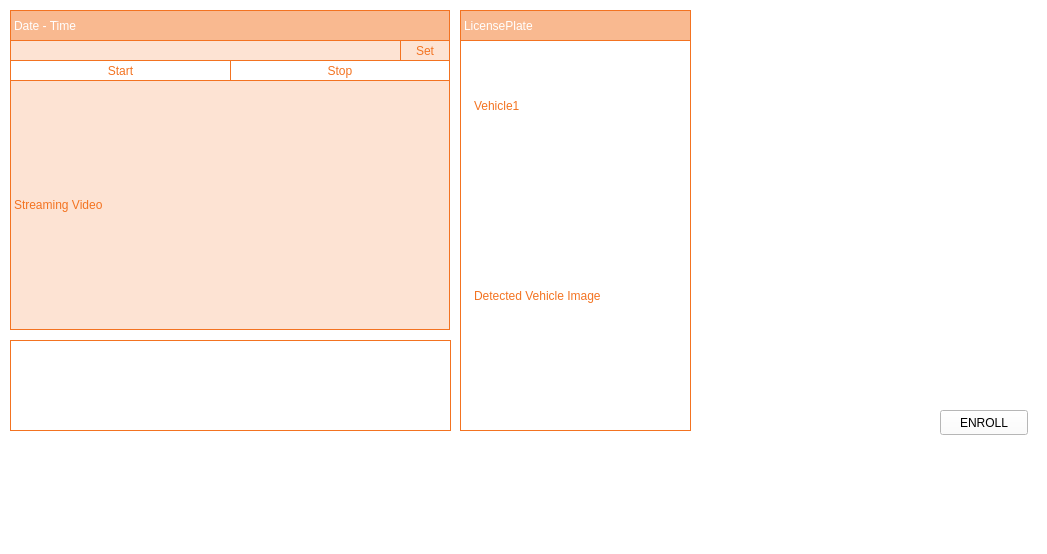
Before: the Qt Designer form cctv_36/src/ui/streaming.ui in VEDA-ThirtySix/PAMS-client, drawn with Qt 5.
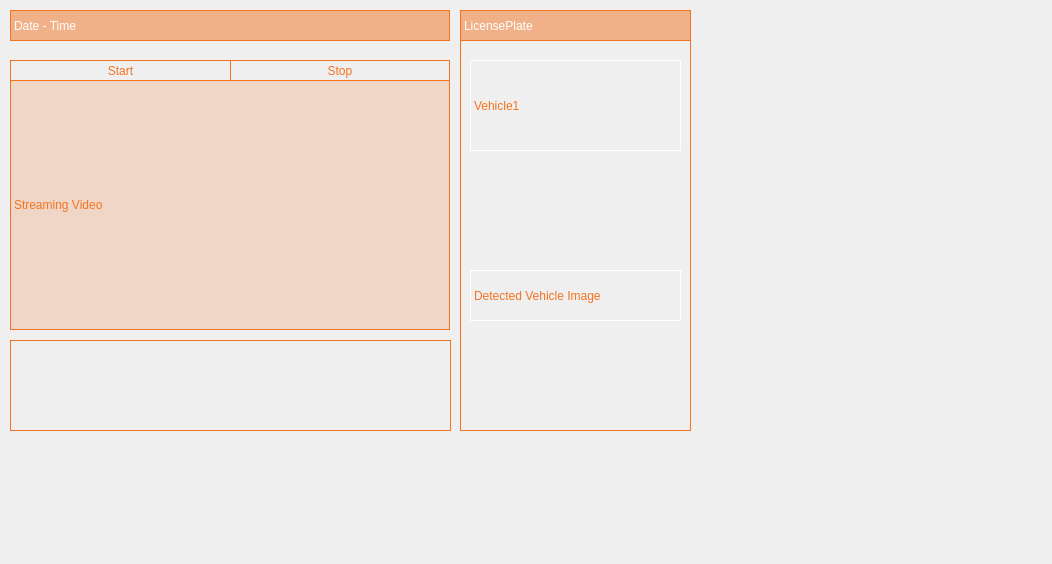
After: the same form once the commit is applied.

Diff of the .ui file:
```diff
--- a/cctv_36/src/ui/streaming.ui
+++ b/cctv_36/src/ui/streaming.ui
@@ -6,29 +6,13 @@
    <rect>
     <x>0</x>
     <y>0</y>
-    <width>1047</width>
-    <height>554</height>
+    <width>1052</width>
+    <height>564</height>
    </rect>
   </property>
   <property name="windowTitle">
    <string>Form</string>
   </property>
-  <property name="styleSheet">
-   <string notr="true">background-color: rgb(255, 255, 255);</string>
-  </property>
-  <widget class="QPushButton" name="pushButton_enroll">
-   <property name="geometry">
-    <rect>
-     <x>940</x>
-     <y>410</y>
-     <width>88</width>
-     <height>25</height>
-    </rect>
-   </property>
-   <property name="text">
-    <string>ENROLL</string>
-   </property>
-  </widget>
   <widget class="QFrame" name="streamingFrame">
    <property name="geometry">
     <rect>
@@ -251,28 +235,15 @@
      <string>Stop</string>
     </property>
    </widget>
-   <widget class="QLineEdit" name="addressInput">
+   <widget class="QLabel" name="label_url">
     <property name="geometry">
      <rect>
       <x>10</x>
       <y>40</y>
-      <width>391</width>
+      <width>440</width>
       <height>21</height>
      </rect>
     </property>
-    <property name="styleSheet">
-     <string notr="true">QLineEdit{
-	font: 10pt &quot;Sans Serif&quot;;
-	color:  rgb(243,115,33);
-	background:rgba(243,115,33,0.2);
-	border:1px solid rgb(243,115,33);
-}
-QLineEdit:focus {
-    	border:1px solid rgb(243,115,33);
-    background-color: lightyellow; /* 배경색 변경 */
-}
-</string>
-    </property>
     <property name="text">
      <string/>
     </property>
@@ -280,33 +251,6 @@
      <set>Qt::AlignmentFlag::AlignCenter</set>
     </property>
    </widget>
-   <widget class="QPushButton" name="setButton">
-    <property name="geometry">
-     <rect>
-      <x>400</x>
-      <y>40</y>
-      <width>50</width>
-      <height>21</height>
-     </rect>
-    </property>
-    <property name="styleSheet">
-     <string notr="true">QPushButton{
-	color:  rgb(243,115,33);
-	background:rgba(243,115,33,0.2);
-	border:1px solid rgb(243,115,33);
-	font: 500 9pt &quot;Quicksand Medium&quot;;
-}
-QPushButton::hover {
-	color:  rgb(255, 255, 255);
-	background:rgb(208, 208, 208);
-	border:none;
-	font: 500 8pt &quot;Quicksand Medium&quot;;
-}</string>
-    </property>
-    <property name="text">
-     <string>Set</string>
-    </property>
-   </widget>
    <zorder>streamingLabel</zorder>
    <zorder>dateTimeLabel</zorder>
    <zorder>licensetitleLabel</zorder>
```
Left out of the diff: 3 changed lines with no effect on the pictures.
